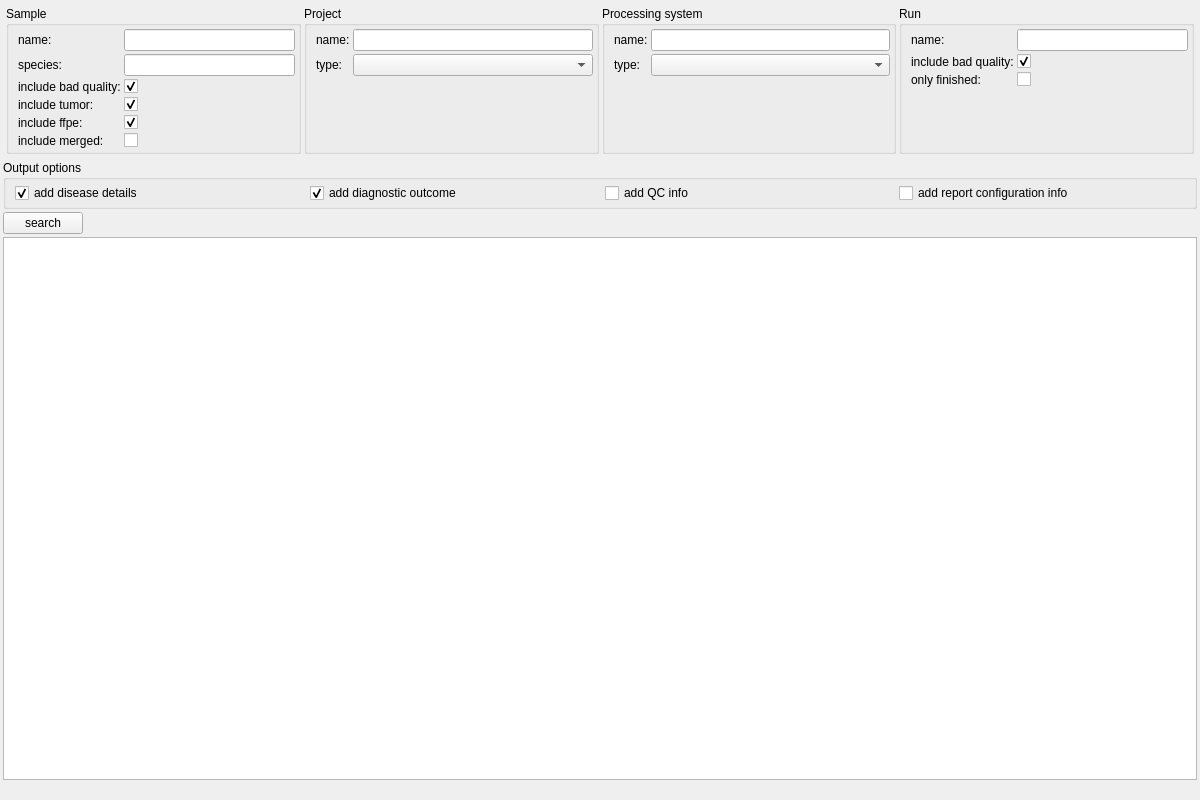
Above: src/GSvar/SampleSearchWidget.ui from imgag/ngs-bits before the change. Below: the same form after it.
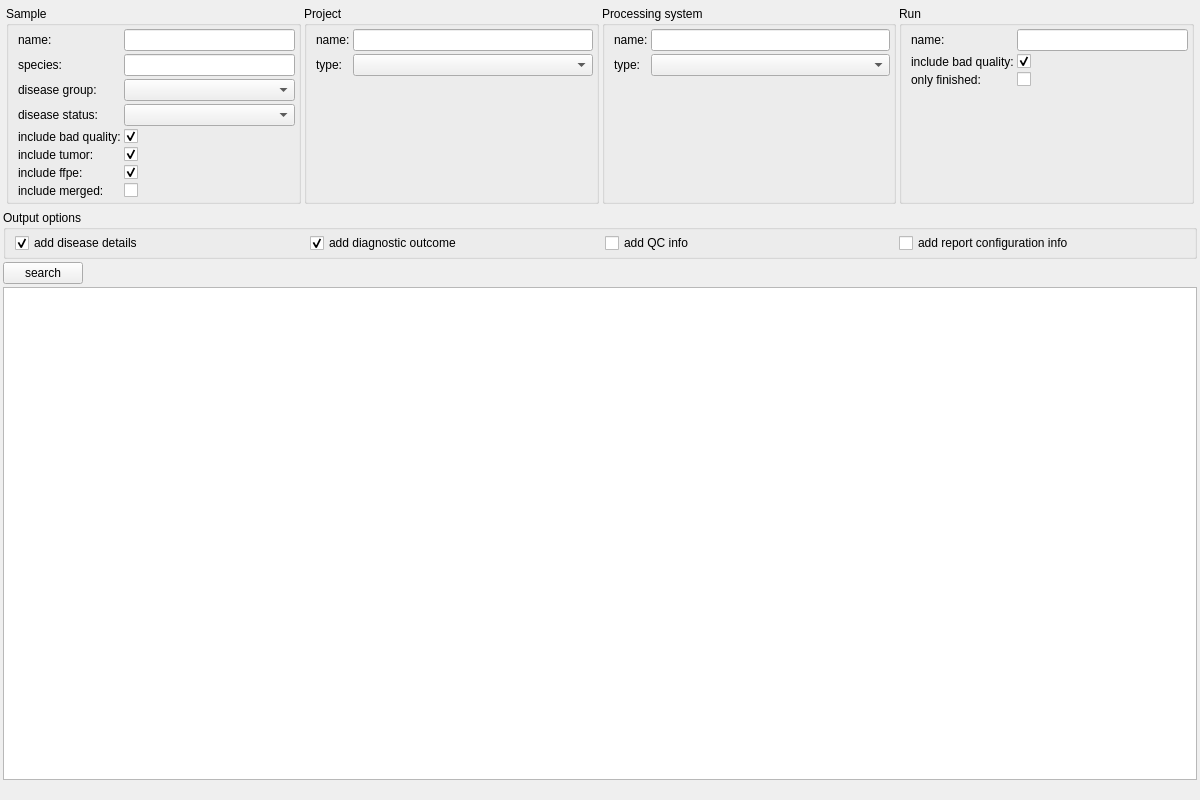
That is the form after the change. Icons and pictures are not drawn. Custom widgets are drawn as their Qt base class.

Commit message: GSvar: added disease group/status to sample search

```diff
--- a/src/GSvar/SampleSearchWidget.ui
+++ b/src/GSvar/SampleSearchWidget.ui
@@ -86,7 +86,7 @@
           </property>
          </widget>
         </item>
-        <item row="2" column="0">
+        <item row="4" column="0">
          <widget class="QLabel" name="label_5">
           <property name="text">
            <string>include bad quality:</string>
@@ -96,14 +96,14 @@
         <item row="1" column="1">
          <widget class="DBSelector" name="s_species"/>
         </item>
-        <item row="3" column="0">
+        <item row="5" column="0">
          <widget class="QLabel" name="label_6">
           <property name="text">
            <string>include tumor:</string>
           </property>
          </widget>
         </item>
-        <item row="4" column="0">
+        <item row="6" column="0">
          <widget class="QLabel" name="label_7">
           <property name="text">
            <string>include ffpe:</string>
@@ -120,7 +120,7 @@
         <item row="0" column="1">
          <widget class="DBSelector" name="s_name"/>
         </item>
-        <item row="4" column="1">
+        <item row="6" column="1">
          <widget class="QCheckBox" name="s_ffpe">
           <property name="text">
            <string/>
@@ -130,7 +130,7 @@
           </property>
          </widget>
         </item>
-        <item row="3" column="1">
+        <item row="5" column="1">
          <widget class="QCheckBox" name="s_tumor">
           <property name="text">
            <string/>
@@ -140,7 +140,7 @@
           </property>
          </widget>
         </item>
-        <item row="2" column="1">
+        <item row="4" column="1">
          <widget class="QCheckBox" name="s_bad_quality">
           <property name="text">
            <string/>
@@ -150,20 +150,40 @@
           </property>
          </widget>
         </item>
-        <item row="5" column="0">
+        <item row="7" column="0">
          <widget class="QLabel" name="label_12">
           <property name="text">
            <string>include merged:</string>
           </property>
          </widget>
         </item>
-        <item row="5" column="1">
+        <item row="7" column="1">
          <widget class="QCheckBox" name="s_merged">
           <property name="text">
            <string/>
           </property>
          </widget>
         </item>
+        <item row="2" column="0">
+         <widget class="QLabel" name="label_14">
+          <property name="text">
+           <string>disease group:</string>
+          </property>
+         </widget>
+        </item>
+        <item row="3" column="0">
+         <widget class="QLabel" name="label_15">
+          <property name="text">
+           <string>disease status:</string>
+          </property>
+         </widget>
+        </item>
+        <item row="2" column="1">
+         <widget class="QComboBox" name="s_disease_group"/>
+        </item>
+        <item row="3" column="1">
+         <widget class="QComboBox" name="s_disease_status"/>
+        </item>
        </layout>
       </widget>
      </item>
```
The commit also changes 10 other files.
